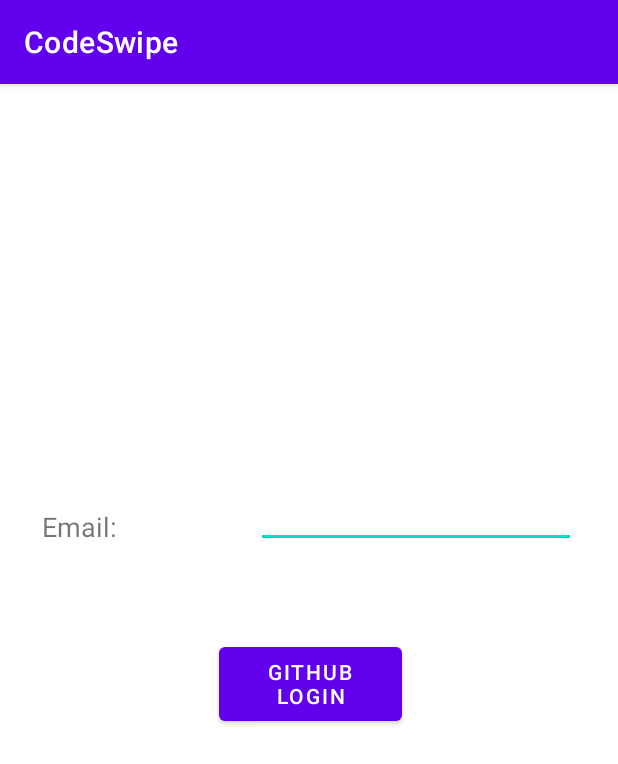
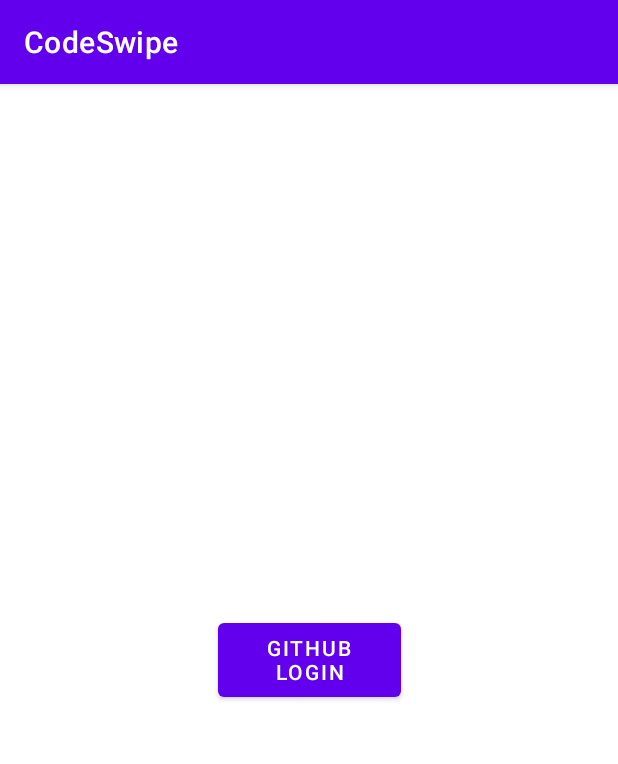
Before and after one commit to http-samc/CodeSwipe, an Android app: the screen it shows after launch (AuthActivity), after a tap on "GITHUB LOGIN", on a phone screen of 412 x 824 dp. Shown: the top 764 px of the screen. Run offline under Robolectric (Android 15) with nearby library versions, the phone set to English and light mode, and no system bars; our stand-ins replace Firebase (no records; nobody signed in at launch, a user with empty details on screens opened directly); 4 statements that could not run were skipped.

Commit message:
Removed email input

```diff
--- a/android/app/src/main/java/dev/smrth/www/codeswipe/AuthActivity.java
+++ b/android/app/src/main/java/dev/smrth/www/codeswipe/AuthActivity.java
@@ -34,7 +34,6 @@ public class AuthActivity extends AppCompatActivity {
         super.onCreate(savedInstanceState);
         setContentView(R.layout.activity_main);
 
-        inputEmail = findViewById(R.id.emailEditText);
         btnLogin = findViewById(R.id.signInButton);
         mAuth = FirebaseAuth.getInstance();
         fUser = mAuth.getCurrentUser();
@@ -42,14 +41,7 @@ public class AuthActivity extends AppCompatActivity {
         btnLogin.setOnClickListener(new View.OnClickListener() {
             @Override
             public void onClick(View view) {
-                String email = inputEmail.getText().toString();
-                if(TextUtils.isEmpty(email)){
-                    Toast.makeText(AuthActivity.this, "Enter an email", Toast.LENGTH_SHORT).show();
-                }else{
                 OAuthProvider.Builder provider = OAuthProvider.newBuilder("github.com");
-
-                    provider.addCustomParameter("login", email);
-
 
                 List<String> scopes =
                         new ArrayList<String>() {
@@ -79,7 +71,7 @@ public class AuthActivity extends AppCompatActivity {
                                     new OnFailureListener() {
                                         @Override
                                         public void onFailure(@NonNull Exception e) {
-                                                Toast.makeText(AuthActivity.this,""+e.getMessage(),Toast.LENGTH_SHORT).show();
+                                            Toast.makeText(AuthActivity.this, "" + e.getMessage(), Toast.LENGTH_SHORT).show();
                                         }
                                     });
                 } else {
@@ -96,13 +88,12 @@ public class AuthActivity extends AppCompatActivity {
                                     new OnFailureListener() {
                                         @Override
                                         public void onFailure(@NonNull Exception e) {
-                                                Toast.makeText(AuthActivity.this,""+e.getMessage(),Toast.LENGTH_SHORT).show();
+                                            Toast.makeText(AuthActivity.this, "" + e.getMessage(), Toast.LENGTH_SHORT).show();
                                         }
                                     });
 
                 }
 
-                }
             }
         });
 
--- a/android/app/src/main/res/layout/activity_main.xml
+++ b/android/app/src/main/res/layout/activity_main.xml
@@ -7,38 +7,16 @@
     tools:context=".AuthActivity">
 
 
-    <TextView
-        android:id="@+id/emailTV"
-        android:layout_width="100dp"
-        android:layout_height="35dp"
-        android:layout_marginStart="28dp"
-        android:layout_marginTop="272dp"
-        android:gravity="bottom"
-        android:text="Email:"
-        android:textSize="18sp"
-        app:layout_constraintStart_toStartOf="parent"
-        app:layout_constraintTop_toTopOf="parent" />
-
-    <EditText
-        android:id="@+id/emailEditText"
-        android:layout_width="wrap_content"
-        android:layout_height="wrap_content"
-        android:layout_marginTop="264dp"
-        android:layout_marginEnd="28dp"
-        android:ems="10"
-        android:inputType="textPersonName"
-        app:layout_constraintEnd_toEndOf="parent"
-        app:layout_constraintTop_toTopOf="parent" />
-
     <Button
         android:id="@+id/signInButton"
         android:layout_width="122dp"
         android:layout_height="61dp"
-        android:layout_marginTop="60dp"
-        android:layout_marginEnd="116dp"
         android:text="GitHub Login"
-        app:layout_constraintEnd_toEndOf="@+id/emailEditText"
-        app:layout_constraintTop_toBottomOf="@+id/emailEditText" />
+        app:layout_constraintBottom_toBottomOf="parent"
+        app:layout_constraintEnd_toEndOf="parent"
+        app:layout_constraintHorizontal_bias="0.5"
+        app:layout_constraintStart_toStartOf="parent"
+        app:layout_constraintTop_toTopOf="parent" />
 
 
 </androidx.constraintlayout.widget.ConstraintLayout>
```
Lines whose indentation alone changed are shown as unchanged.
